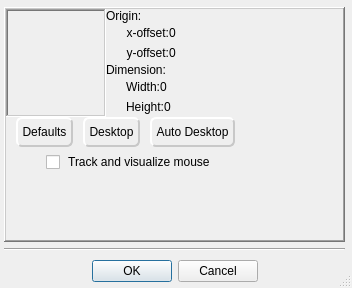
Homer-Conferencing/Homer-Conferencing, file Homer/forms/Dialogs/SegmentSelectionDialog.ui: the form before one commit.
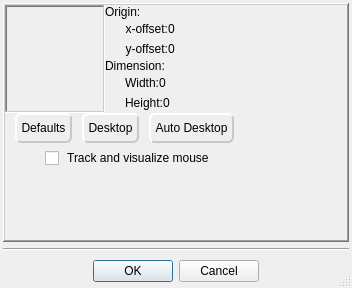
The form after the commit. Icons and pictures are not drawn.

```diff
--- a/Homer/forms/Dialogs/SegmentSelectionDialog.ui
+++ b/Homer/forms/Dialogs/SegmentSelectionDialog.ui
@@ -47,16 +47,7 @@
    <bool>true</bool>
   </property>
   <layout class="QGridLayout" name="gridLayout">
-   <property name="leftMargin">
-    <number>4</number>
-   </property>
-   <property name="topMargin">
-    <number>7</number>
-   </property>
-   <property name="rightMargin">
-    <number>7</number>
-   </property>
-   <property name="bottomMargin">
+   <property name="margin">
     <number>3</number>
    </property>
    <item row="1" column="0">
```
